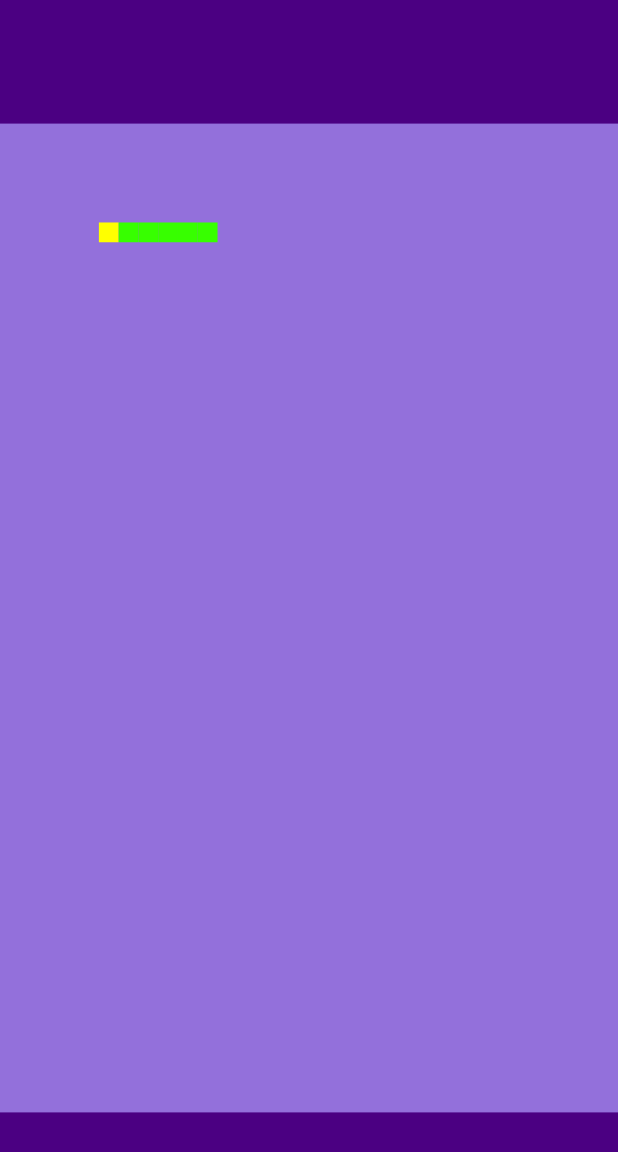
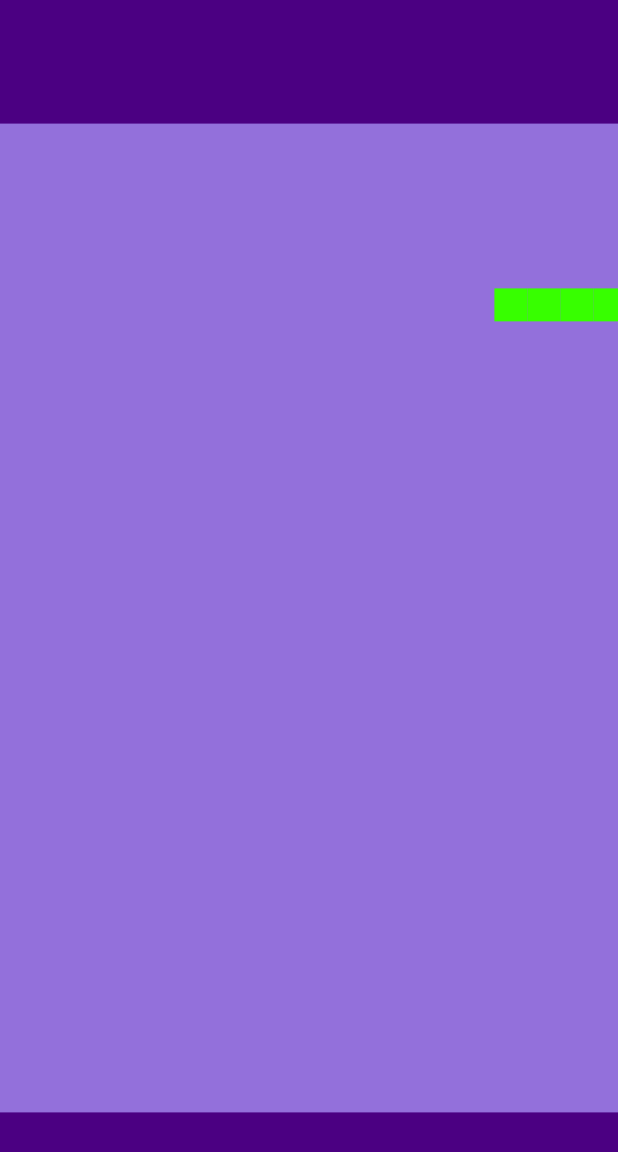
Before and after one commit to MarcinGruchala/retro_snake, a Flutter app: the screen it shows after launch, on a phone screen of 412 x 824 dp. Shown: the top 1152 px of the screen. Run offline on Flutter 3.47's test engine with Material 2 defaults, Android fonts, the phone set to English and light mode, and no system bars; our stand-ins replace flutter_riverpod.

Commit message:
Feature/movement (#1)
Add snake movement

```diff
--- /dev/null
+++ b/lib/game_board.dart
@@ -0,0 +1,86 @@
+import 'package:flutter/material.dart';
+import 'package:flutter/services.dart';
+import 'package:flutter_riverpod/flutter_riverpod.dart';
+import 'package:retro_snake/provider/snake/snake_notifier.dart';
+import 'package:retro_snake/provider/snake/snake_provider.dart';
+
+import 'assets/AssetsColors.dart';
+import 'game_constants.dart';
+import 'model/enums/direction.dart';
+import 'model/enums/snake_body_part_type.dart';
+import 'model/snake.dart';
+import 'widgets/snake_body_part_widget.dart';
+
+class GameBoard extends ConsumerStatefulWidget {
+  const GameBoard({Key? key}) : super(key: key);
+
+  List<Widget> draw(
+    Snake snake,
+    double boardCellSize,
+  ) {
+    return snake.bodyParts
+        .map((e) => SnakeBodyPartWidget(
+            color: e.bodyPartType == SnakeBodyPartType.head
+                ? AssetsColors.yellow
+                : AssetsColors.green,
+            xPosition: e.xCellPosition * boardCellSize,
+            yPosition: e.yCellPosition * boardCellSize,
+            size: boardCellSize))
+        .toList();
+  }
+
+  @override
+  ConsumerState<ConsumerStatefulWidget> createState() {
+    return GameBoardState();
+  }
+}
+
+class GameBoardState extends ConsumerState<GameBoard> {
+  @override
+  void initState() {
+    super.initState();
+    Stream.periodic(const Duration(milliseconds: 500)).listen((event) {
+      ref.read(snakeProvider.notifier).moveSnake();
+    });
+  }
+
+  @override
+  void dispose() {
+    super.dispose();
+  }
+
+  @override
+  Widget build(BuildContext context) {
+    double boardSize = MediaQuery.of(context).size.height * 0.8;
+    double boardCellSize = boardSize / GameConstants.boardCellsNumber;
+
+    SnakeNotifier snakeNotifier = ref.read(snakeProvider.notifier);
+    Snake snake = ref.watch(snakeProvider);
+
+    return RawKeyboardListener(
+      autofocus: true,
+      onKey: (event) {
+        if (event is RawKeyDownEvent) {
+          if (event.isKeyPressed(LogicalKeyboardKey.arrowUp)) {
+            snakeNotifier.changeDirection(Direction.up);
+          } else if (event.isKeyPressed(LogicalKeyboardKey.arrowDown)) {
+            snakeNotifier.changeDirection(Direction.down);
+          } else if (event.isKeyPressed(LogicalKeyboardKey.arrowLeft)) {
+            snakeNotifier.changeDirection(Direction.left);
+          } else if (event.isKeyPressed(LogicalKeyboardKey.arrowRight)) {
+            snakeNotifier.changeDirection(Direction.right);
+          }
+        }
+      },
+      focusNode: FocusNode(),
+      child: Container(
+        width: boardSize,
+        height: boardSize,
+        decoration: const BoxDecoration(color: Color(0xff9370DB)),
+        child: Stack(
+          children: widget.draw(snake, boardCellSize),
+        ),
+      ),
+    );
+  }
+}
--- a/lib/game_constants.dart
+++ b/lib/game_constants.dart
@@ -1,3 +1,37 @@
+import 'model/enums/direction.dart';
+import 'model/enums/snake_body_part_type.dart';
+import 'model/snake.dart';
+import 'model/snake_body_part.dart';
+
 class GameConstants {
-  static const boardCellsNumber = 50;
+  static const boardCellsNumber = 30;
+  static const Snake defaultSnake = Snake(
+    direction: Direction.right,
+    bodyParts: [
+      SnakeBodyPart(
+          xCellPosition: 5,
+          yCellPosition: 5,
+          bodyPartType: SnakeBodyPartType.head),
+      SnakeBodyPart(
+          xCellPosition: 6,
+          yCellPosition: 5,
+          bodyPartType: SnakeBodyPartType.body),
+      SnakeBodyPart(
+          xCellPosition: 7,
+          yCellPosition: 5,
+          bodyPartType: SnakeBodyPartType.body),
+      SnakeBodyPart(
+          xCellPosition: 8,
+          yCellPosition: 5,
+          bodyPartType: SnakeBodyPartType.body),
+      SnakeBodyPart(
+          xCellPosition: 9,
+          yCellPosition: 5,
+          bodyPartType: SnakeBodyPartType.body),
+      SnakeBodyPart(
+          xCellPosition: 10,
+          yCellPosition: 5,
+          bodyPartType: SnakeBodyPartType.body),
+    ],
+  );
 }
--- /dev/null
+++ b/lib/home_page.dart
@@ -0,0 +1,17 @@
+import 'package:flutter/material.dart';
+
+import 'game_board.dart';
+
+class HomePage extends StatelessWidget {
+  const HomePage({Key? key}) : super(key: key);
+
+  @override
+  Widget build(BuildContext context) {
+    return Scaffold(
+        backgroundColor: const Color(0xff4B0082),
+        body: Column(
+          mainAxisAlignment: MainAxisAlignment.center,
+          children: const [Center(child: GameBoard())],
+        ));
+  }
+}
--- a/lib/main.dart
+++ b/lib/main.dart
@@ -1,12 +1,10 @@
 import 'package:flutter/material.dart';
-import 'package:retro_snake/assets/AssetsColors.dart';
-import 'package:retro_snake/game_constants.dart';
-import 'package:retro_snake/snake.dart';
+import 'package:flutter_riverpod/flutter_riverpod.dart';
 
-import 'direction.dart';
+import 'home_page.dart';
 
 void main() {
-  runApp(const MyApp());
+  runApp(const ProviderScope(child: MyApp()));
 }
 
 class MyApp extends StatelessWidget {
@@ -20,110 +18,3 @@ class MyApp extends StatelessWidget {
     );
   }
 }
-
-class HomePage extends StatelessWidget {
-  const HomePage({Key? key}) : super(key: key);
-
-  @override
-  Widget build(BuildContext context) {
-    return Scaffold(
-        backgroundColor: Color(0xff4B0082),
-        body: Column(
-          mainAxisAlignment: MainAxisAlignment.center,
-          children: [Center(child: GameBoard())],
-        ));
-  }
-}
-
-class GameBoard extends StatelessWidget {
-  GameBoard({Key? key}) : super(key: key);
-
-  late double boardSize;
-  late double boardCellSize;
-
-  Snake snake = Snake(
-    direction: Direction.down,
-    bodyParts: [
-      SnakeBodyPart(
-          xCellPosition: 5,
-          yCellPosition: 5,
-          bodyPartType: SnakeBodyPartType.head),
-      SnakeBodyPart(
-          xCellPosition: 6,
-          yCellPosition: 5,
-          bodyPartType: SnakeBodyPartType.body),
-      SnakeBodyPart(
-          xCellPosition: 7,
-          yCellPosition: 5,
-          bodyPartType: SnakeBodyPartType.body),
-      SnakeBodyPart(
-          xCellPosition: 8,
-          yCellPosition: 5,
-          bodyPartType: SnakeBodyPartType.body),
-      SnakeBodyPart(
-          xCellPosition: 9,
-          yCellPosition: 5,
-          bodyPartType: SnakeBodyPartType.body),
-      SnakeBodyPart(
-          xCellPosition: 10,
-          yCellPosition: 5,
-          bodyPartType: SnakeBodyPartType.body),
-    ],
-  );
-
-  List<Widget> draw(
-    Snake snake,
-    double boardCellSize,
-  ) {
-    return snake.bodyParts
-        .map((e) => SnakeBodyPartWidget(
-            color: e.bodyPartType == SnakeBodyPartType.head
-                ? AssetsColors.yellow
-                : AssetsColors.green,
-            xPosition: e.xCellPosition * boardCellSize,
-            yPosition: e.yCellPosition * boardCellSize,
-            size: boardCellSize))
-        .toList();
-  }
-
-  @override
-  Widget build(BuildContext context) {
-    boardSize = MediaQuery.of(context).size.height * 0.8;
-    boardCellSize = boardSize / GameConstants.boardCellsNumber;
-    return Container(
-      width: boardSize,
-      height: boardSize,
-      decoration: BoxDecoration(color: Color(0xff9370DB)),
-      child: Stack(
-        children: draw(snake, boardCellSize),
-      ),
-    );
-  }
-}
-
-class SnakeBodyPartWidget extends StatelessWidget {
-  final Color color;
-  final double xPosition;
-  final double yPosition;
-  final double size;
-
-  const SnakeBodyPartWidget({
-    super.key,
-    required this.color,
-    required this.xPosition,
-    required this.yPosition,
-    required this.size,
-  });
-
-  @override
-  Widget build(BuildContext context) {
-    return Positioned(
-        left: xPosition,
-        top: yPosition,
-        child: Container(
-          width: size,
-          height: size,
-          color: color,
-        ));
-  }
-}
--- /dev/null
+++ b/lib/model/enums/snake_body_part_type.dart
@@ -0,0 +1 @@
+enum SnakeBodyPartType { head, body }
--- /dev/null
+++ b/lib/model/snake.dart
@@ -0,0 +1,15 @@
+import 'package:flutter/cupertino.dart';
+
+import 'enums/direction.dart';
+import 'snake_body_part.dart';
+
+@immutable
+class Snake {
+  final Direction direction;
+  final List<SnakeBodyPart> bodyParts;
+
+  const Snake({
+    required this.direction,
+    required this.bodyParts,
+  });
+}
--- /dev/null
+++ b/lib/model/snake_body_part.dart
@@ -0,0 +1,16 @@
+import 'package:flutter/material.dart';
+
+import 'enums/snake_body_part_type.dart';
+
+@immutable
+class SnakeBodyPart {
+  final int xCellPosition;
+  final int yCellPosition;
+  final SnakeBodyPartType bodyPartType;
+
+  const SnakeBodyPart({
+    required this.xCellPosition,
+    required this.yCellPosition,
+    required this.bodyPartType,
+  });
+}
--- /dev/null
+++ b/lib/provider/snake/snake_notifier.dart
@@ -0,0 +1,61 @@
+import 'package:flutter_riverpod/flutter_riverpod.dart';
+import 'package:retro_snake/model/snake.dart';
+
+import '../../game_constants.dart';
+import '../../model/enums/direction.dart';
+import '../../model/enums/snake_body_part_type.dart';
+import '../../model/snake_body_part.dart';
+
+class SnakeNotifier extends StateNotifier<Snake> {
+  SnakeNotifier() : super(GameConstants.defaultSnake);
+
+  void moveSnake() {
+    SnakeBodyPart newHead = _moveHead(state.direction, state.bodyParts.first);
+    List<SnakeBodyPart> newBodyParts = _moveBodyParts(state);
+
+    state = Snake(
+        direction: state.direction, bodyParts: [newHead, ...newBodyParts]);
+  }
+
+  void changeDirection(Direction newDirection) {
+    state = Snake(direction: newDirection, bodyParts: [...state.bodyParts]);
+  }
+
+  SnakeBodyPart _moveHead(Direction direction, SnakeBodyPart head) {
+    switch (direction) {
+      case Direction.up:
+        return SnakeBodyPart(
+            xCellPosition: head.xCellPosition,
+            yCellPosition: head.yCellPosition - 1,
+            bodyPartType: SnakeBodyPartType.head);
+      case Direction.down:
+        return SnakeBodyPart(
+            xCellPosition: head.xCellPosition,
+            yCellPosition: head.yCellPosition + 1,
+            bodyPartType: SnakeBodyPartType.head);
+      case Direction.left:
+        return SnakeBodyPart(
+            xCellPosition: head.xCellPosition - 1,
+            yCellPosition: head.yCellPosition,
+            bodyPartType: SnakeBodyPartType.head);
+      case Direction.right:
+        return SnakeBodyPart(
+            xCellPosition: head.xCellPosition + 1,
+            yCellPosition: head.yCellPosition,
+            bodyPartType: SnakeBodyPartType.head);
+    }
+  }
+
+  List<SnakeBodyPart> _moveBodyParts(Snake snake) {
+    List<SnakeBodyPart> newBodyParts = [];
+    snake.bodyParts.asMap().forEach((key, value) {
+      if (key != snake.bodyParts.length - 1) {
+        newBodyParts.add(SnakeBodyPart(
+            xCellPosition: snake.bodyParts[key].xCellPosition,
+            yCellPosition: snake.bodyParts[key].yCellPosition,
+            bodyPartType: SnakeBodyPartType.body));
+      }
+    });
+    return newBodyParts;
+  }
+}
--- /dev/null
+++ b/lib/provider/snake/snake_provider.dart
@@ -0,0 +1,8 @@
+import 'package:flutter_riverpod/flutter_riverpod.dart';
+
+import '../../model/snake.dart';
+import 'snake_notifier.dart';
+
+final snakeProvider = StateNotifierProvider<SnakeNotifier, Snake>((ref) {
+  return SnakeNotifier();
+});
--- a/lib/snake.dart
+++ /dev/null
@@ -1,25 +0,0 @@
-import 'direction.dart';
-
-class Snake {
-  final Direction direction;
-  final List<SnakeBodyPart> bodyParts;
-
-  Snake({
-    required this.direction,
-    required this.bodyParts,
-  });
-}
-
-class SnakeBodyPart {
-  final int xCellPosition;
-  final int yCellPosition;
-  final SnakeBodyPartType bodyPartType;
-
-  SnakeBodyPart({
-    required this.xCellPosition,
-    required this.yCellPosition,
-    required this.bodyPartType,
-  });
-}
-
-enum SnakeBodyPartType { head, body }
--- /dev/null
+++ b/lib/widgets/snake_body_part_widget.dart
@@ -0,0 +1,28 @@
+import 'package:flutter/material.dart';
+
+class SnakeBodyPartWidget extends StatelessWidget {
+  final Color color;
+  final double xPosition;
+  final double yPosition;
+  final double size;
+
+  const SnakeBodyPartWidget({
+    super.key,
+    required this.color,
+    required this.xPosition,
+    required this.yPosition,
+    required this.size,
+  });
+
+  @override
+  Widget build(BuildContext context) {
+    return Positioned(
+        left: xPosition,
+        top: yPosition,
+        child: Container(
+          width: size,
+          height: size,
+          color: color,
+        ));
+  }
+}
--- a/pubspec.yaml
+++ b/pubspec.yaml
@@ -13,6 +13,7 @@ dependencies:
     sdk: flutter
 
   cupertino_icons: ^1.0.2
+  flutter_riverpod: ^2.3.2
 
 dev_dependencies:
   flutter_test:
```
Also changed, not shown: lib/model/enums/direction.dart (renamed from lib/direction.dart), pubspec.lock.
